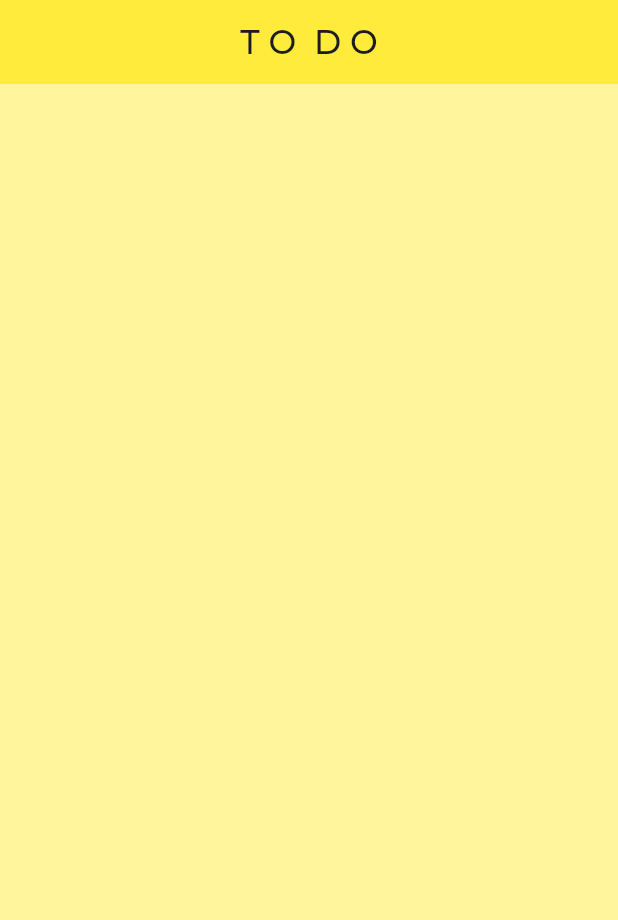
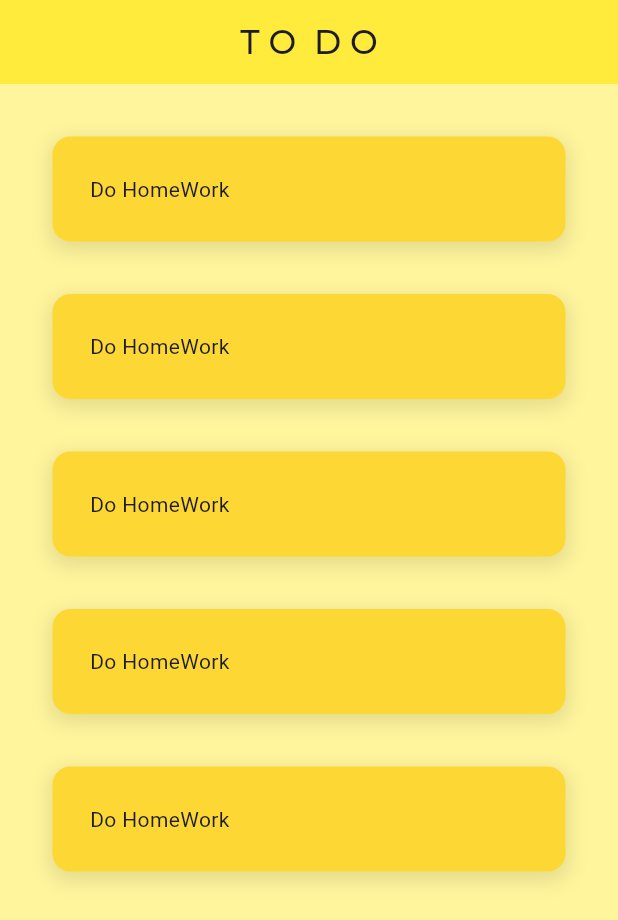
Before and after one commit to TaranSingh-111/todo-app-flutter, a Flutter app: the screen it shows after launch, on a phone screen of 412 x 824 dp. Shown: the top 920 px of the screen. Run offline on Flutter 3.47's test engine with Material 3 defaults, Android fonts, the phone set to English and light mode, and no system bars; our stand-ins replace google_fonts.

Commit message:
Implemented ListTile

```diff
--- a/lib/screens/home_screen.dart
+++ b/lib/screens/home_screen.dart
@@ -1,5 +1,7 @@
 import 'package:flutter/material.dart';
 import 'package:google_fonts/google_fonts.dart';
+
+import '../util/todo_tile.dart';
 
 class HomeScreen extends StatefulWidget {
   const HomeScreen({super.key});
@@ -15,6 +17,7 @@ class _HomeScreenState extends State<HomeScreen> {
       backgroundColor: Colors.yellow[200],
       appBar: AppBar(
         backgroundColor: Colors.yellow,
+        elevation: 0,
         title: Text(
           'T O  D O',
           style: GoogleFonts.montserrat(
@@ -23,6 +26,15 @@ class _HomeScreenState extends State<HomeScreen> {
         ),
         centerTitle: true,
       ),
+      body:ListView(
+        children: [
+          ToDoTile(),
+          ToDoTile(),
+          ToDoTile(),
+          ToDoTile(),
+          ToDoTile(),
+        ],
+      ),
     );
   }
 }
--- /dev/null
+++ b/lib/util/todo_tile.dart
@@ -0,0 +1,26 @@
+import 'package:flutter/material.dart';
+
+class ToDoTile extends StatelessWidget {
+  const ToDoTile({super.key});
+
+  @override
+  Widget build(BuildContext context) {
+    return Padding(
+      padding: const EdgeInsets.only(top: 35, left: 35, right: 35),
+      child: Container(
+        padding: EdgeInsets.all(25),
+        child: Text("Do HomeWork"),
+        decoration: BoxDecoration(
+          color: Colors.yellow[600],
+          borderRadius: BorderRadius.circular(12),
+          boxShadow:[ BoxShadow(
+            color: Colors.black.withOpacity(0.1),
+            blurRadius: 10,
+            spreadRadius: 2,
+            offset: const Offset(0, 4)
+          )]
+        ),
+      ),
+    );
+  }
+}
```
